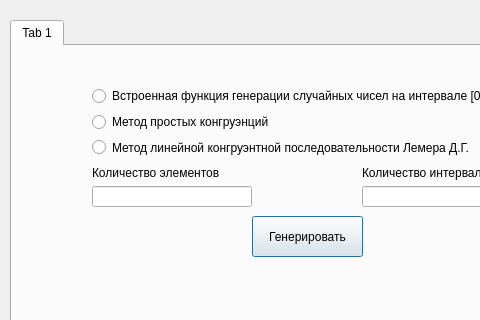
First picture: the form in file.ui, repository KomaR1/uniform_distribution, before the edit; both pictures show x 0 to 480 and y 0 to 320 of the 616 by 700 pixel window.
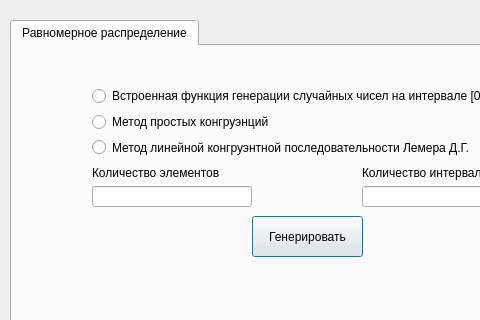
Second picture: the form after the edit.

What changed in the file:
```diff
--- a/file.ui
+++ b/file.ui
@@ -27,7 +27,7 @@
    </property>
    <widget class="QWidget" name="tab">
     <attribute name="title">
-     <string>Tab 1</string>
+     <string>Равномерное распределение</string>
     </attribute>
     <widget class="QWidget" name="verticalLayoutWidget">
      <property name="geometry">
```
Left out of the diff: 2 changed lines with no effect on the pictures.
